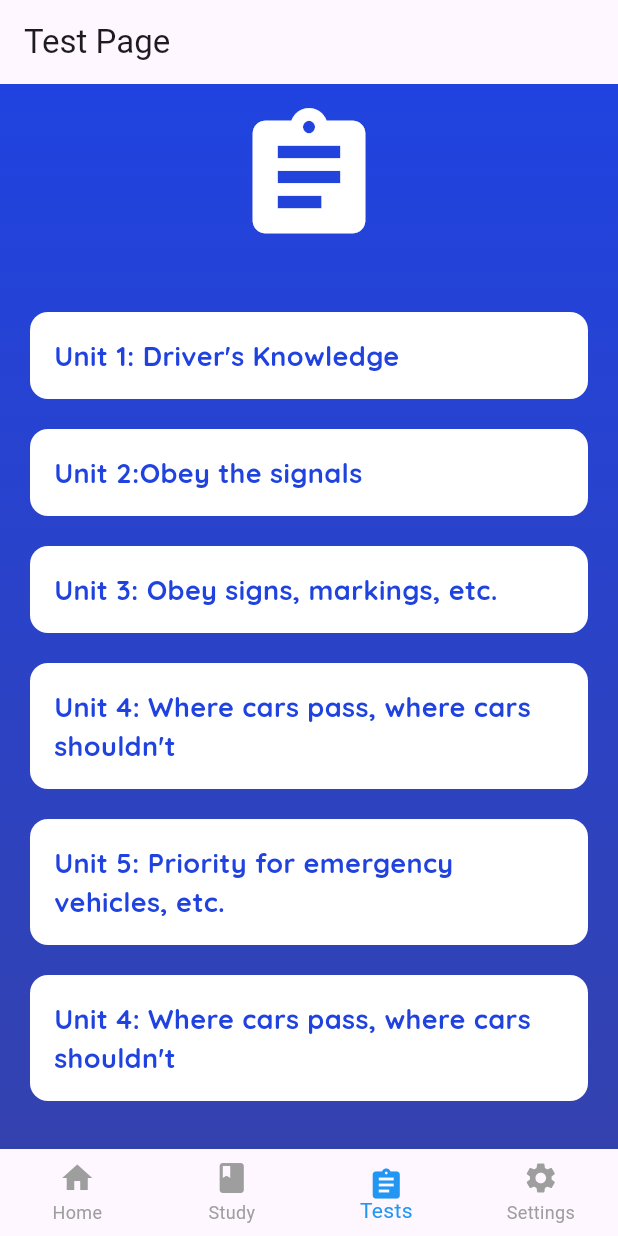
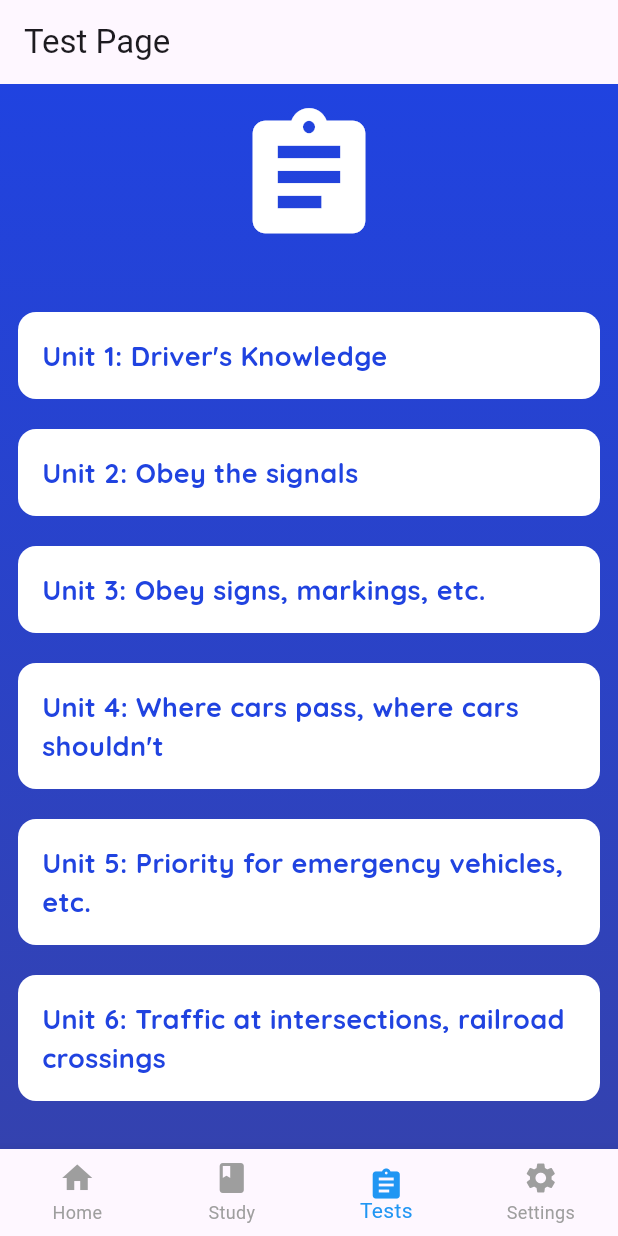
Before and after one commit to biplov-khatri/quizapp, a Flutter app: the screen it shows after launch, item 3 of the bottom bar chosen, on a phone screen of 412 x 824 dp. Run offline on Flutter 3.47's test engine with Material 3 defaults, Android fonts, the phone set to English and light mode, and no system bars.

Commit message:
test apge is now scrollable instead of fixed pixels

```diff
--- a/lib/test.dart
+++ b/lib/test.dart
@@ -31,13 +31,11 @@
               colors: [blue, darkBlue],
             ),
           ),
-          child: Column(
-            crossAxisAlignment: CrossAxisAlignment.center,
+          child: ListView(
             children: [
-              // Replace the image with a test icon
               const Icon(
                 Icons.assignment,
-                size: 100, // Adjust the size as needed
+                size: 100,
                 color: Colors.white,
               ),
               const SizedBox(height: 20),
@@ -76,7 +74,7 @@
                     color: Colors.white,
                     borderRadius: BorderRadius.circular(12),
                   ),
-                  child: headingText(color: blue, size: 18, text: "Unit 2:Obey the signals"),
+                  child: headingText(color: blue, size: 18, text: "Unit 2: Obey the signals"),
                 ),
               ),
               // Test 3 container
@@ -98,7 +96,6 @@
                   child: headingText(color: blue, size: 18, text: "Unit 3: Obey signs, markings, etc."),
                 ),
               ),
-
               // Test 4 container
               GestureDetector(
                 onTap: () {
@@ -118,8 +115,7 @@
                   child: headingText(color: blue, size: 18, text: "Unit 4: Where cars pass, where cars shouldn't"),
                 ),
               ),
-
-              // Test 4 container
+              // Test 5 container
               GestureDetector(
                 onTap: () {
                   Navigator.push(
@@ -138,8 +134,7 @@
                   child: headingText(color: blue, size: 18, text: "Unit 5: Priority for emergency vehicles, etc."),
                 ),
               ),
-
-              // Test 4 container
+              // Test 6 container
               GestureDetector(
                 onTap: () {
                   Navigator.push(
@@ -155,10 +150,29 @@
                     color: Colors.white,
                     borderRadius: BorderRadius.circular(12),
                   ),
-                  child: headingText(color: blue, size: 18, text: "Unit 4: Where cars pass, where cars shouldn't"),
+                  child: headingText(color: blue, size: 18, text: "Unit 6: Traffic at intersections, railroad crossings"),
                 ),
               ),
 
+              // Test 6 container
+              GestureDetector(
+                onTap: () {
+                  Navigator.push(
+                    context,
+                    MaterialPageRoute(builder: (context) => QuizScreen(questions: set4Questions)),
+                  );
+                },
+                child: Container(
+                  margin: const EdgeInsets.only(bottom: 20),
+                  width: size.width - 40,
+                  padding: const EdgeInsets.all(16),
+                  decoration: BoxDecoration(
+                    color: Colors.white,
+                    borderRadius: BorderRadius.circular(12),
+                  ),
+                  child: headingText(color: blue, size: 18, text: "Unit 6: Traffic at intersections, railroad crossings"),
+                ),
+              ),
 
             ],
           ),
```
